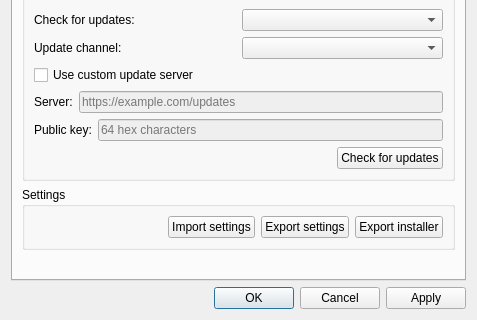
Old version of the form source/host/ui/config_dialog.ui in the repository Parav1s/aspia_no2fa_cmd; both pictures show x 0 to 477 and y 216 to 536 of the 477 by 536 pixel window.
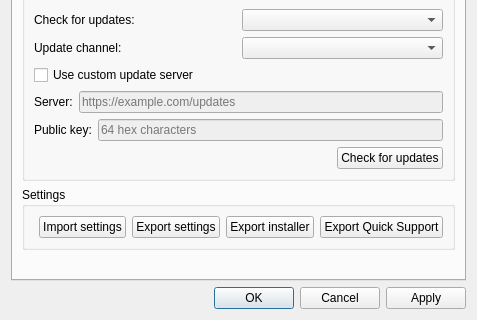
New version of the form. Icons and pictures are not drawn. Custom widgets are drawn as their Qt base class.

Commit message: host: export a Quick Support package with the users of the host and without a one-time password

What changed in the file:
```diff
--- a/source/host/ui/config_dialog.ui
+++ b/source/host/ui/config_dialog.ui
@@ -244,6 +244,13 @@
             </property>
            </widget>
           </item>
+          <item>
+           <widget class="QPushButton" name="button_export_quick_support">
+            <property name="text">
+             <string>Export Quick Support</string>
+            </property>
+           </widget>
+          </item>
          </layout>
         </widget>
        </item>
```
The commit also changes 41 other files.
